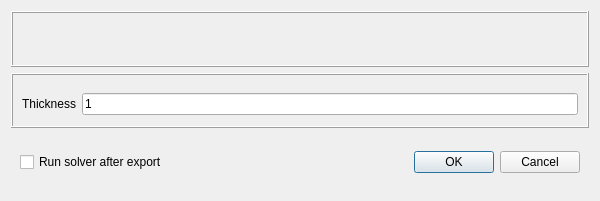
Qt form src/foammesh/view/export/export_2D_plane_dialog.ui (TheErevnaa/FoamMesh) before a commit.
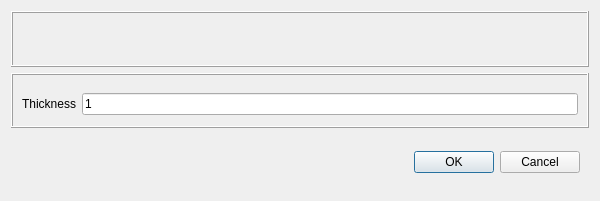
The same form after that commit. Custom widgets are drawn as their Qt base class.

What changed in the file:
```diff
--- a/src/foammesh/view/export/export_2D_plane_dialog.ui
+++ b/src/foammesh/view/export/export_2D_plane_dialog.ui
@@ -71,13 +71,6 @@
    <item>
     <widget class="QWidget" name="widget_2" native="true">
      <layout class="QHBoxLayout" name="horizontalLayout_6">
-      <item>
-       <widget class="QCheckBox" name="run">
-        <property name="text">
-         <string>Run solver after export</string>
-        </property>
-       </widget>
-      </item>
       <item>
        <spacer name="horizontalSpacer">
         <property name="orientation">
```
Left out of the diff: 2 changed lines with no effect on the pictures.
